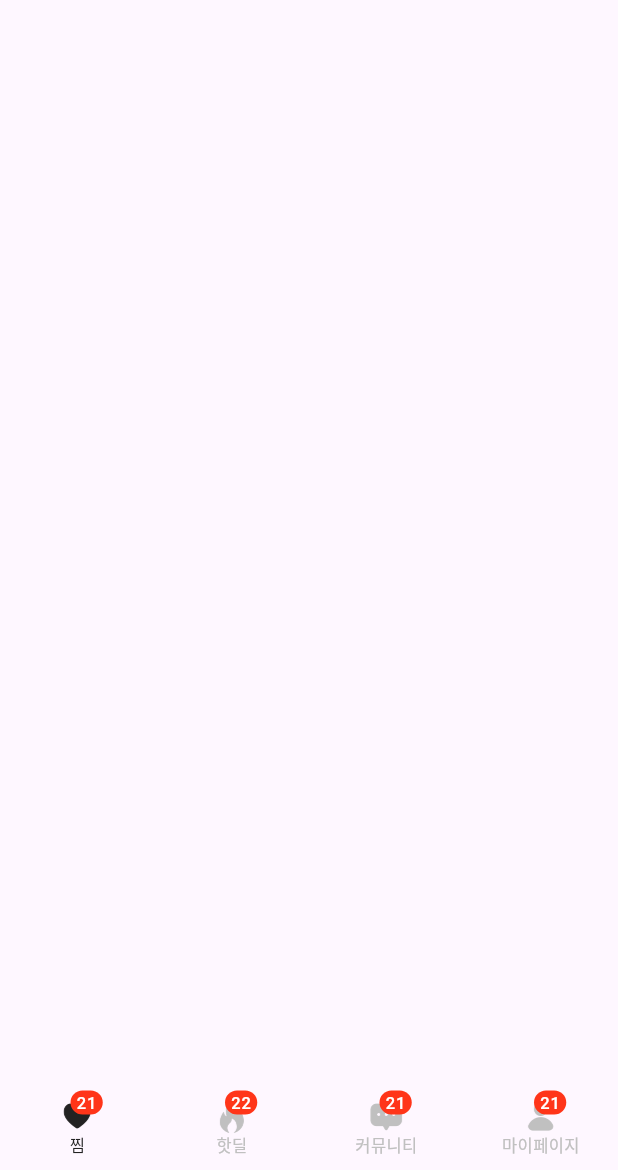
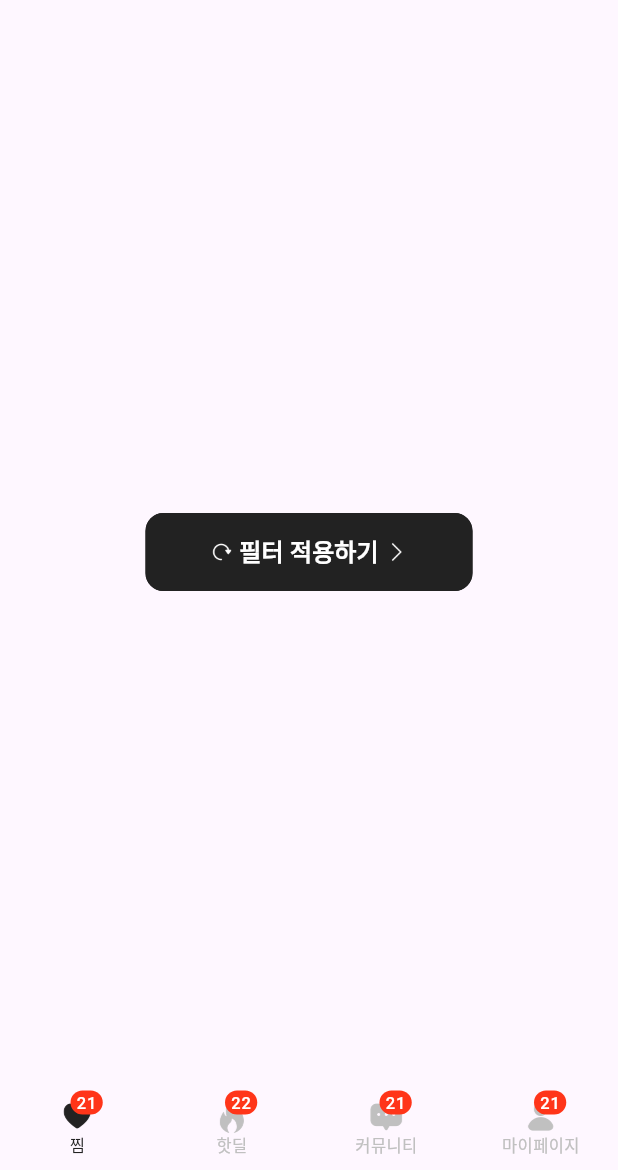
Before and after one commit to TechlabsDev/parot, a Flutter app: the screen it shows after launch, on a phone screen of 412 x 824 dp, the part 66-1236 px from its top. Run offline on Flutter 3.47's test engine with Material 3 defaults, Android fonts, the phone set to English and light mode, and no system bars; our stand-ins replace get, streaming_shared_preferences; missing offline and left inert: chart_sparkline, flutter_inappwebview, flutter_naver_login, kakao_flutter_sdk; Roboto replaces fonts that are missing (Pretendard).

Commit message:
elevated button 추가

```diff
--- a/lib/main.dart
+++ b/lib/main.dart
@@ -25,7 +25,7 @@ class MyApp extends StatelessWidget {
         fontFamily: "Pretendard", //기본 폰트는 Pretendard
       ),
       getPages: ParotPage.pages,
-      home: GetPlatform.isWeb ? const MobileSizeOnWeb(child: MainScreen(), color: Colors.white) : const MainScreen(),
+      home: GetPlatform.isWeb ? const MobileSizeOnWeb(color: Colors.white, child: MainScreen()) : const MainScreen(),
     );
   }
 }
--- /dev/null
+++ b/lib/presentation/design_component/parot_elavated_button.dart
@@ -0,0 +1,57 @@
+import 'package:flutter/material.dart';
+import 'package:parot/presentation/design_component/parot_color.dart';
+
+class ParotElevatedButton extends ElevatedButton {
+  ParotElevatedButton({
+    super.key,
+    required VoidCallback onPressed,
+    required String text,
+    Widget? leadingIcon,
+    Widget? trailingIcon,
+    Color? backgroundColor,
+    Color? borderColor,
+    Color? textColor,
+    FontWeight? textWeight,
+    double? textSize,
+    double? elevation,
+    double? radius,
+    Size? size,
+    bool enabled = true,
+  }) : super(
+          onPressed: enabled ? onPressed : () {},
+          child: Row(
+            mainAxisAlignment: MainAxisAlignment.center,
+            children: [
+              enabled ? leadingIcon ?? const SizedBox.shrink() : const SizedBox.shrink(),
+              if (enabled && leadingIcon != null) const SizedBox(width: 4),
+              Text(
+                text,
+                style: TextStyle(
+                  fontSize: textSize ?? 16,
+                  fontWeight: textWeight ?? FontWeight.w700,
+                  color: enabled
+                      ? textColor ?? Colors.white
+                      : (backgroundColor != null && backgroundColor == Colors.white)
+                          ? ParotColor.gray100
+                          : Colors.white,
+                ),
+              ),
+              if (enabled && trailingIcon != null) const SizedBox(width: 4),
+              enabled ? trailingIcon ?? const SizedBox.shrink() : const SizedBox.shrink(),
+            ],
+          ),
+          style: ElevatedButton.styleFrom(
+            shape: RoundedRectangleBorder(
+              borderRadius: BorderRadius.circular(radius ?? 12),
+              side: BorderSide(color: enabled ? borderColor ?? ParotColor.gray800 : ParotColor.gray100),
+            ),
+            elevation: elevation ?? 0.0,
+            fixedSize: size ?? const Size(218, 52),
+            backgroundColor: enabled
+                ? backgroundColor ?? ParotColor.gray800
+                : (backgroundColor != null && backgroundColor == Colors.white)
+                    ? Colors.white
+                    : ParotColor.gray100,
+          ),
+        );
+}
--- a/lib/presentation/main/screen/main_screen.dart
+++ b/lib/presentation/main/screen/main_screen.dart
@@ -1,6 +1,8 @@
 import 'package:flutter/cupertino.dart';
+import 'package:flutter/material.dart';
 import 'package:get/get.dart';
 import 'package:parot/presentation/design_component/one_depth_header.dart';
+import 'package:parot/presentation/design_component/parot_elavated_button.dart';
 import 'package:parot/presentation/main/controller/main_controller.dart';
 
 import '../../design_component/parot_scaffold.dart';
@@ -33,7 +35,16 @@ class _MainScreenState extends State<MainScreen> {
               onNotiTap: () => showPopup(content: "알림 아이콘 터치"),
               onSearchTap: () => showPopup(content: "검색 아이콘 터치"),
             ),
-            body: Container(),
+            body: Center(
+              child: ParotElevatedButton(
+                enabled: true,
+                leadingIcon: Image.asset("asset/icon/stroke_refresh.png", width: 16, height: 16, color: Colors.white),
+                trailingIcon: Image.asset("asset/icon/stroke_next.png", width: 16, height: 16, color: Colors.white),
+                onPressed: () => showPopup(content: "필터 적용하기"),
+                textColor: Colors.white,
+                text: "필터 적용하기",
+              ),
+            ),
             bottomNavigationBar: const BottomNav(),
           );
         });
```
Also changed, not shown: 1 other file.
